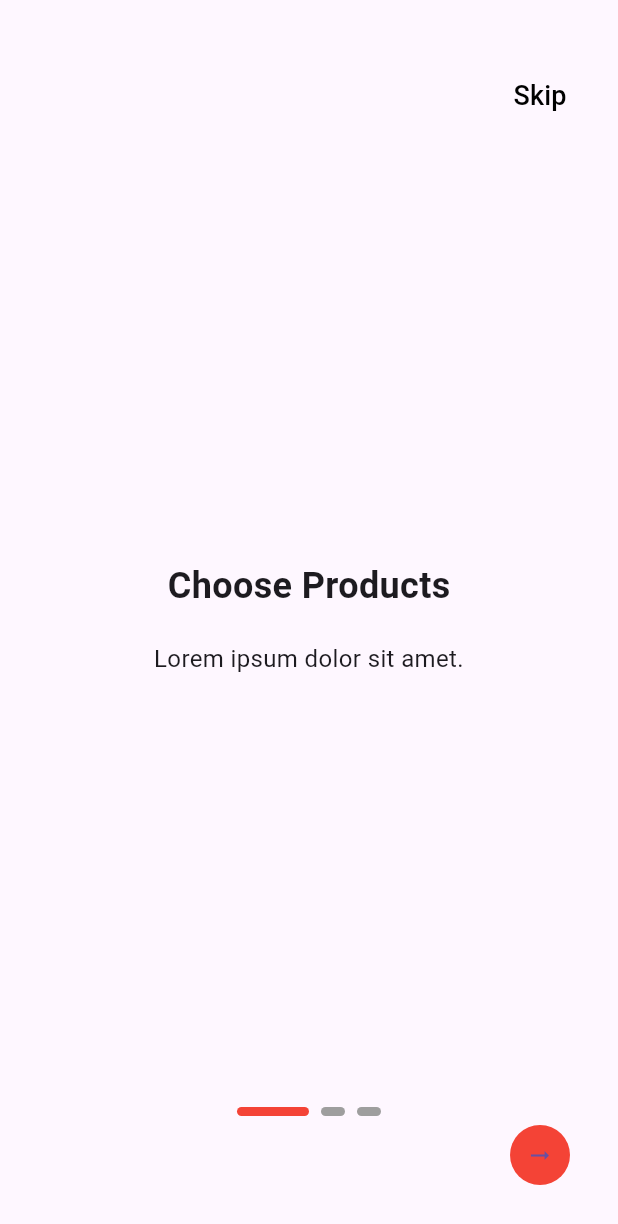
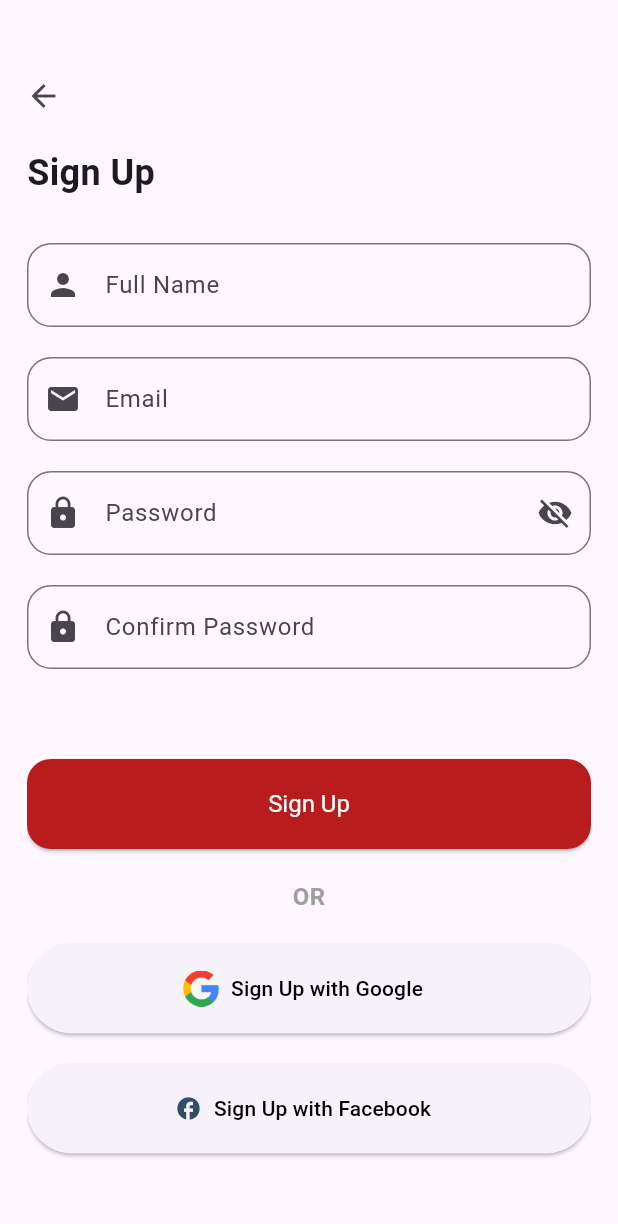
Before and after one commit to anmolIC03/aCube, a Flutter app: the screen it shows after launch, on a phone screen of 412 x 824 dp. Shown: the top 1224 px of the screen. Run offline on Flutter 3.47's test engine with Material 3 defaults, Android fonts, the phone set to English and light mode, and no system bars; drawn by our look-alikes of smooth_page_indicator; our stand-ins replace flutter_svg, get.

Commit message:
signup & verification

```diff
--- a/acu/lib/main.dart
+++ b/acu/lib/main.dart
@@ -1,4 +1,5 @@
 import 'package:acu/screens/login_page.dart';
+import 'package:acu/screens/signup_page.dart';
 import 'package:acu/screens/splas.dart';
 import 'package:flutter/material.dart';
 import 'package:get/get.dart';
@@ -14,7 +15,7 @@ class MainApp extends StatelessWidget {
   Widget build(BuildContext context) {
     return GetMaterialApp(
       debugShowCheckedModeBanner: false,
-      home: OnboardingScreen(),
+      home: SignupPage(),
     );
   }
 }
--- /dev/null
+++ b/acu/lib/screens/signup_page.dart
@@ -0,0 +1,224 @@
+import 'package:acu/screens/login_page.dart';
+import 'package:acu/screens/verify.dart';
+import 'package:flutter/material.dart';
+import 'package:get/get.dart';
+
+class SignupPage extends StatefulWidget {
+  @override
+  _SignupPageState createState() => _SignupPageState();
+}
+
+class _SignupPageState extends State<SignupPage> {
+  final TextEditingController _fullNameController = TextEditingController();
+  final TextEditingController _emailController = TextEditingController();
+  final TextEditingController _passwordController = TextEditingController();
+  final TextEditingController _confirmPasswordController =
+      TextEditingController();
+  bool _obscureText = true;
+
+  @override
+  Widget build(BuildContext context) {
+    return Scaffold(
+      body: Stack(
+        children: [
+          Padding(
+            padding: const EdgeInsets.all(18.0),
+            child: SingleChildScrollView(
+              child: Column(
+                crossAxisAlignment: CrossAxisAlignment.start,
+                children: [
+                  SizedBox(height: 80),
+                  Text(
+                    'Sign Up',
+                    style: TextStyle(fontSize: 24, fontWeight: FontWeight.bold),
+                  ),
+                  SizedBox(height: 30),
+
+                  // Full Name TextField
+                  TextField(
+                    controller: _fullNameController,
+                    decoration: InputDecoration(
+                      labelText: 'Full Name',
+                      hintText: 'Enter your full name',
+                      border: OutlineInputBorder(
+                          borderRadius: BorderRadius.circular(16),
+                          borderSide: BorderSide(color: Colors.grey.shade200)),
+                      prefixIcon: Icon(Icons.person),
+                    ),
+                  ),
+                  SizedBox(height: 20),
+
+                  // Email TextField
+                  TextField(
+                    controller: _emailController,
+                    decoration: InputDecoration(
+                      labelText: 'Email',
+                      hintText: 'Enter your email',
+                      border: OutlineInputBorder(
+                          borderRadius: BorderRadius.circular(16),
+                          borderSide: BorderSide(color: Colors.grey.shade200)),
+                      prefixIcon: Icon(Icons.email),
+                    ),
+                  ),
+                  SizedBox(height: 20),
+
+                  // Password TextField
+                  TextField(
+                    controller: _passwordController,
+                    obscureText: _obscureText,
+                    decoration: InputDecoration(
+                      labelText: 'Password',
+                      hintText: 'Enter your password',
+                      border: OutlineInputBorder(
+                          borderRadius: BorderRadius.circular(16),
+                          borderSide: BorderSide(color: Colors.grey.shade200)),
+                      prefixIcon: Icon(Icons.lock),
+                      suffixIcon: IconButton(
+                        icon: Icon(
+                          _obscureText
+                              ? Icons.visibility_off
+                              : Icons.visibility,
+                        ),
+                        onPressed: () {
+                          setState(() {
+                            _obscureText = !_obscureText;
+                          });
+                        },
+                      ),
+                    ),
+                  ),
+                  SizedBox(height: 20),
+
+                  // Confirm Password TextField
+                  TextField(
+                    controller: _confirmPasswordController,
+                    obscureText: _obscureText,
+                    decoration: InputDecoration(
+                      labelText: 'Confirm Password',
+                      hintText: 'Re-enter your password',
+                      border: OutlineInputBorder(
+                          borderRadius: BorderRadius.circular(16),
+                          borderSide: BorderSide(color: Colors.grey.shade200)),
+                      prefixIcon: Icon(Icons.lock),
+                    ),
+                  ),
+                  SizedBox(height: 60),
+
+                  // Sign Up Button
+                  ElevatedButton(
+                    onPressed: () {
+                      // Handle sign-up logic
+                      Get.to(() =>
+                          VerificationScreen(email: _emailController.text));
+                    },
+                    child: Text(
+                      'Sign Up',
+                      style: TextStyle(color: Colors.white),
+                    ),
+                    style: ElevatedButton.styleFrom(
+                      minimumSize: Size(double.infinity, 60),
+                      textStyle: TextStyle(fontSize: 16, color: Colors.white),
+                      backgroundColor:
+                          Color.fromRGBO(185, 28, 28, 1.0), // Custom red color
+                      shape: RoundedRectangleBorder(
+                        borderRadius: BorderRadius.circular(16),
+                      ),
+                    ),
+                  ),
+                  SizedBox(height: 20),
+
+                  // OR
+                  Center(
+                    child: Text(
+                      'OR',
+                      style: TextStyle(
+                        fontSize: 16,
+                        fontWeight: FontWeight.bold,
+                        color: Colors.grey,
+                      ),
+                    ),
+                  ),
+                  SizedBox(height: 20),
+
+                  // Login with Google and Facebook
+                  Center(
+                    child: Column(
+                      children: [
+                        ElevatedButton.icon(
+                          onPressed: () {
+                            // Google login logic
+                          },
+                          icon: Image.asset(
+                            'lib/assets/download.jpeg',
+                            width: 24,
+                            height: 24,
+                          ),
+                          label: Text(
+                            'Sign Up with Google',
+                            style: TextStyle(color: Colors.black),
+                          ),
+                          style: ElevatedButton.styleFrom(
+                            minimumSize: Size(double.infinity, 60),
+                          ),
+                        ),
+                        SizedBox(height: 20),
+                        ElevatedButton.icon(
+                          onPressed: () {
+                            // Facebook login logic
+                          },
+                          icon: Icon(
+                            Icons.facebook,
+                            color: Color.fromARGB(255, 47, 78, 104),
+                          ),
+                          label: Text(
+                            'Sign Up with Facebook',
+                            style: TextStyle(color: Colors.black),
+                          ),
+                          style: ElevatedButton.styleFrom(
+                            minimumSize: Size(double.infinity, 60),
+                          ),
+                        ),
+                      ],
+                    ),
+                  ),
+                  SizedBox(height: 20),
+
+                  // Already have an account link
+                  Row(
+                    mainAxisAlignment: MainAxisAlignment.center,
+                    children: [
+                      Text('Already have an account?'),
+                      TextButton(
+                        onPressed: () {
+                          // Navigate to login page
+                          Get.to(() => LoginPage());
+                        },
+                        child: Text(
+                          'Sign In',
+                          style: TextStyle(
+                              color: Color.fromRGBO(185, 28, 28, 1.0)),
+                        ),
+                      ),
+                    ],
+                  ),
+                ],
+              ),
+            ),
+          ),
+
+          // Back Button positioned at the top-left
+          Positioned(
+            top: 40, // Position the button near the top
+            left: 5, // Align it to the left
+            child: IconButton(
+              icon: Icon(Icons.arrow_back),
+              onPressed: () {
+                Navigator.pop(context); // Navigate back to the previous screen
+              },
+            ),
+          ),
+        ],
+      ),
+    );
+  }
+}
--- a/acu/pubspec.yaml
+++ b/acu/pubspec.yaml
@@ -11,6 +11,7 @@ dependencies:
     sdk: flutter
   get: ^4.6.5
   smooth_page_indicator: ^1.2.0+3
+  flutter_svg: ^2.0.16
 
 dev_dependencies:
   flutter_test:
@@ -19,3 +20,5 @@ dev_dependencies:
 
 flutter:
   uses-material-design: true
+  assets:
+    - lib/assets/
```
Also changed, not shown: acu/lib/screens/login_page.dart (+13 -8 lines), acu/lib/screens/pw_reset.dart (added, +118 -0 lines), acu/lib/screens/splas.dart (+13 -1 lines), acu/lib/screens/verify.dart (added, +178 -0 lines), acu/lib/assets/a1.svg (added), acu/lib/assets/a2.svg (added), acu/lib/assets/a3.svg (added), acu/lib/assets/download.jpeg (added), acu/pubspec.lock.
